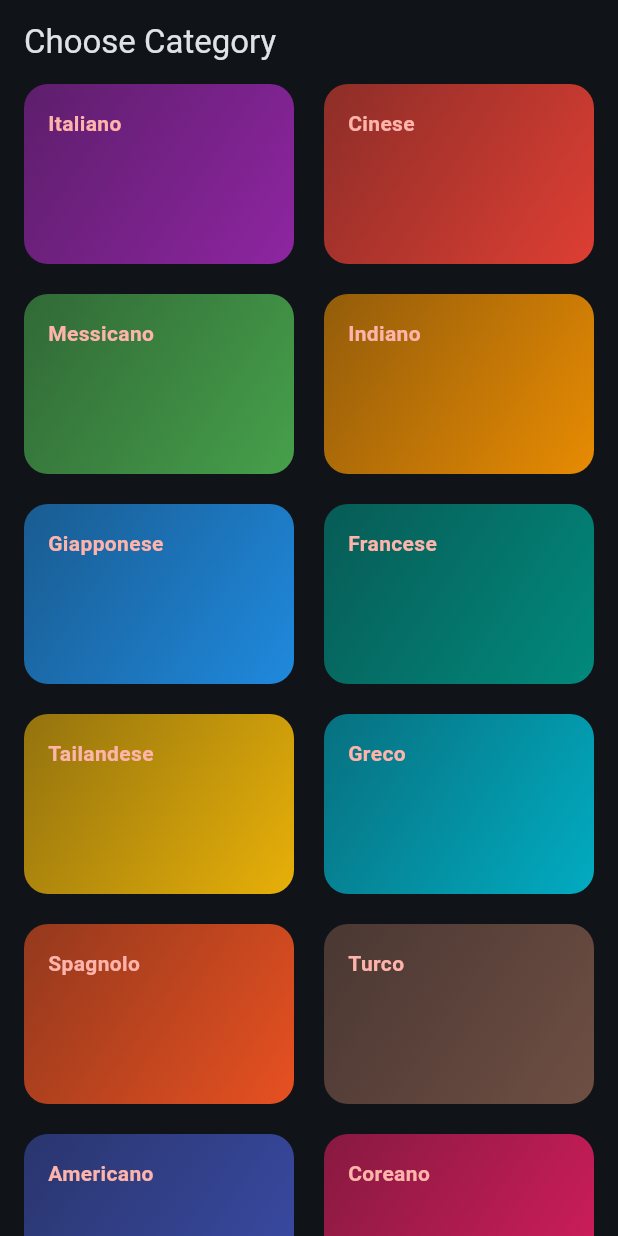
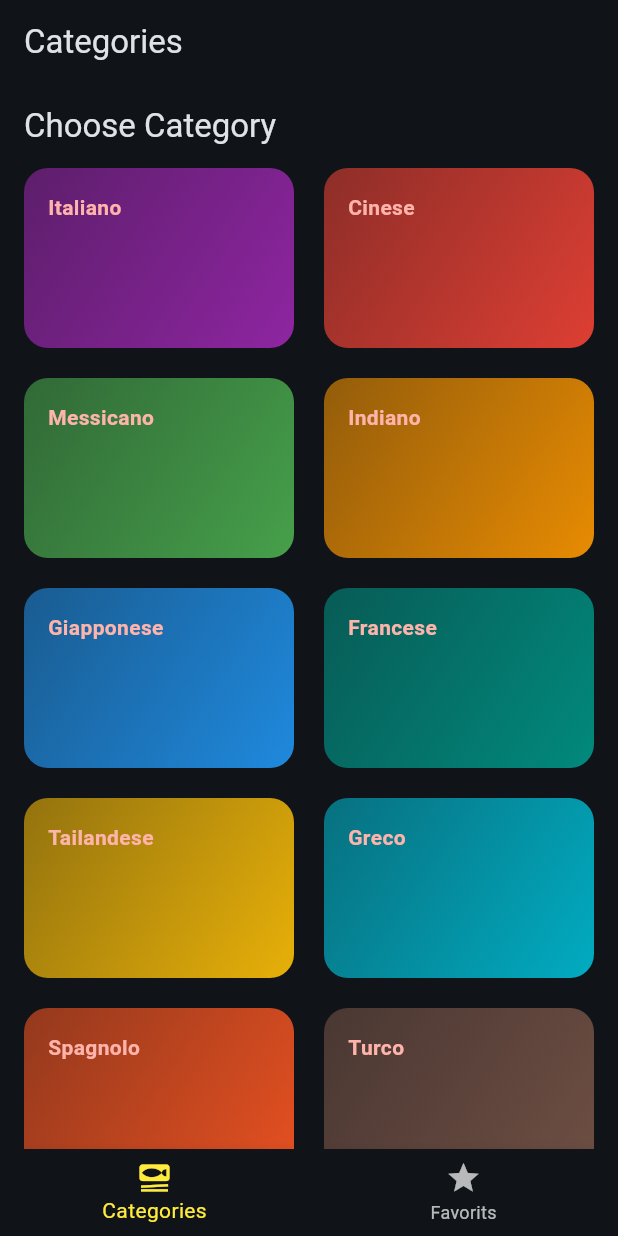
Before and after one commit to Adriatik-Berdufi/meals, a Flutter app: the screen it shows after launch, on a phone screen of 412 x 824 dp. Run offline on Flutter 3.47's test engine with Material 3 defaults, Android fonts, the phone set to English and light mode, and no system bars; our stand-ins replace transparent_image.

Commit message:
add  Bottom Navigation Bar

```diff
--- a/lib/main.dart
+++ b/lib/main.dart
@@ -1,5 +1,5 @@
 import 'package:flutter/material.dart';
-import 'package:meals/screens/categories.dart';
+import 'package:meals/screens/tabs.dart';
 
 void main() {
   runApp(const MyApp());
@@ -20,7 +20,7 @@ class MyApp extends StatelessWidget {
   Widget build(BuildContext context) {
     return MaterialApp(
       theme: theme,
-      home: const CategoriesScreen(),
+      home: const TabsSreen(),
     );
   }
 }
--- /dev/null
+++ b/lib/screens/tabs.dart
@@ -0,0 +1,48 @@
+import 'package:flutter/material.dart';
+import 'package:meals/screens/categories.dart';
+import 'package:meals/screens/meals.dart';
+
+class TabsSreen extends StatefulWidget {
+  const TabsSreen({super.key});
+  @override
+  State<StatefulWidget> createState() {
+    return _TabsScreenState();
+  }
+}
+
+class _TabsScreenState extends State<TabsSreen> {
+  int _selectedPageIndex = 0;
+
+  void _selectPage(int index) {
+    setState(() {
+      _selectedPageIndex = index;
+    });
+  }
+
+  @override
+  Widget build(BuildContext context) {
+    Widget activePage = const CategoriesScreen();
+    var activePageTite = 'Categories';
+
+    if (_selectedPageIndex == 1) {
+      activePage = const MealsScreen(title: 'Favorites', meals: []);
+      activePageTite = 'Your Favorites';
+    }
+    return Scaffold(
+      appBar: AppBar(
+        title: Text(activePageTite),
+      ),
+      body: activePage,
+      bottomNavigationBar: BottomNavigationBar(
+        onTap: _selectPage,
+        currentIndex: _selectedPageIndex,
+        selectedItemColor: Colors.yellow,
+        items: const [
+          BottomNavigationBarItem(
+              icon: Icon(Icons.set_meal), label: 'Categories'),
+          BottomNavigationBarItem(icon: Icon(Icons.star), label: 'Favorits'),
+        ],
+      ),
+    );
+  }
+}
```
